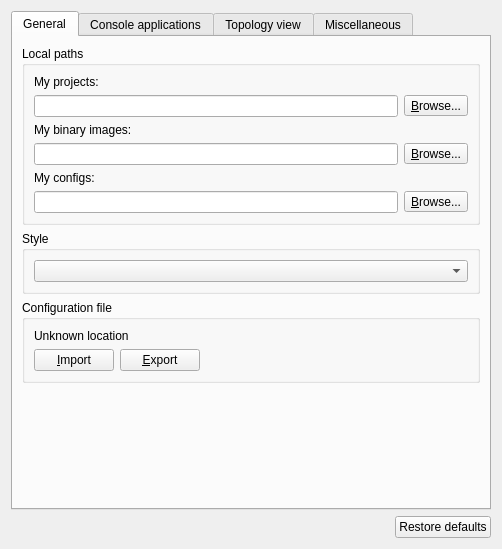
First picture: the form in gns3/ui/general_preferences_page.ui, repository GNS3/gns3-gui, before the edit.
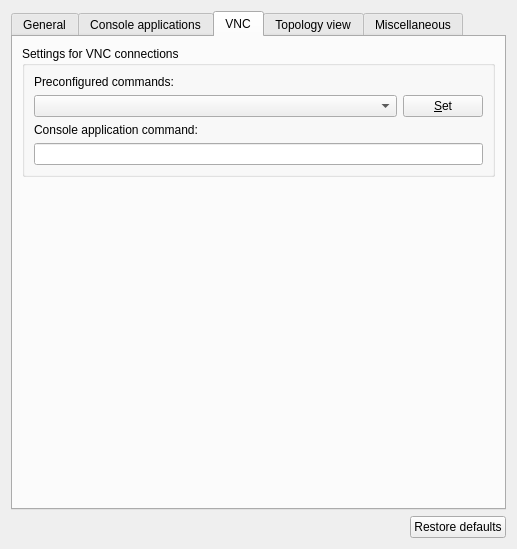
Second picture: the form after the edit. The open tabs and pages were chosen to show the change.

Commit message: VNC console support for Qemu VMs. Implements #447.

The edit to the form file:
```diff
--- a/gns3/ui/general_preferences_page.ui
+++ b/gns3/ui/general_preferences_page.ui
@@ -6,7 +6,7 @@
    <rect>
     <x>0</x>
     <y>0</y>
-    <width>502</width>
+    <width>517</width>
     <height>549</height>
    </rect>
   </property>
@@ -379,6 +379,78 @@
        </item>
       </layout>
      </widget>
+     <widget class="QWidget" name="uiVNCTab">
+      <attribute name="title">
+       <string>VNC</string>
+      </attribute>
+      <layout class="QVBoxLayout" name="verticalLayout_6">
+       <item>
+        <widget class="QGroupBox" name="uiVNCConsoleSettingsGroupBox">
+         <property name="title">
+          <string>Settings for VNC connections</string>
+         </property>
+         <layout class="QGridLayout" name="gridLayout_6">
+          <item row="0" column="0">
+           <widget class="QLabel" name="uiVNCConsolePreconfiguredCommandLabel">
+            <property name="text">
+             <string>Preconfigured commands:</string>
+            </property>
+           </widget>
+          </item>
+          <item row="1" column="0">
+           <widget class="QComboBox" name="uiVNCConsolePreconfiguredCommandComboBox"/>
+          </item>
+          <item row="3" column="0">
+           <widget class="QLabel" name="uiVNCConsoleCommandLabel">
+            <property name="text">
+             <string>Console application command:</string>
+            </property>
+           </widget>
+          </item>
+          <item row="4" column="0" colspan="2">
+           <widget class="QLineEdit" name="uiVNCConsoleCommandLineEdit">
+            <property name="sizePolicy">
+             <sizepolicy hsizetype="MinimumExpanding" vsizetype="Fixed">
+              <horstretch>0</horstretch>
+              <verstretch>0</verstretch>
+             </sizepolicy>
+            </property>
+            <property name="toolTip">
+             <string>&lt;html&gt;&lt;head/&gt;&lt;body&gt;&lt;p&gt;Command line replacements:&lt;/p&gt;&lt;p&gt;%h = device server &lt;/p&gt;&lt;p&gt;%p = device port&lt;/p&gt;&lt;p&gt;%d = device hostname&lt;/p&gt;&lt;/body&gt;&lt;/html&gt;</string>
+            </property>
+           </widget>
+          </item>
+          <item row="1" column="1">
+           <widget class="QPushButton" name="uiVNCConsolePreconfiguredCommandPushButton">
+            <property name="sizePolicy">
+             <sizepolicy hsizetype="Maximum" vsizetype="Fixed">
+              <horstretch>0</horstretch>
+              <verstretch>0</verstretch>
+             </sizepolicy>
+            </property>
+            <property name="text">
+             <string>&amp;Set</string>
+            </property>
+           </widget>
+          </item>
+         </layout>
+        </widget>
+       </item>
+       <item>
+        <spacer name="verticalSpacer_5">
+         <property name="orientation">
+          <enum>Qt::Vertical</enum>
+         </property>
+         <property name="sizeHint" stdset="0">
+          <size>
+           <width>20</width>
+           <height>294</height>
+          </size>
+         </property>
+        </spacer>
+       </item>
+      </layout>
+     </widget>
      <widget class="QWidget" name="uiSceneTab">
       <attribute name="title">
        <string>Topology view</string>
```
The commit also changes 13 other files.
